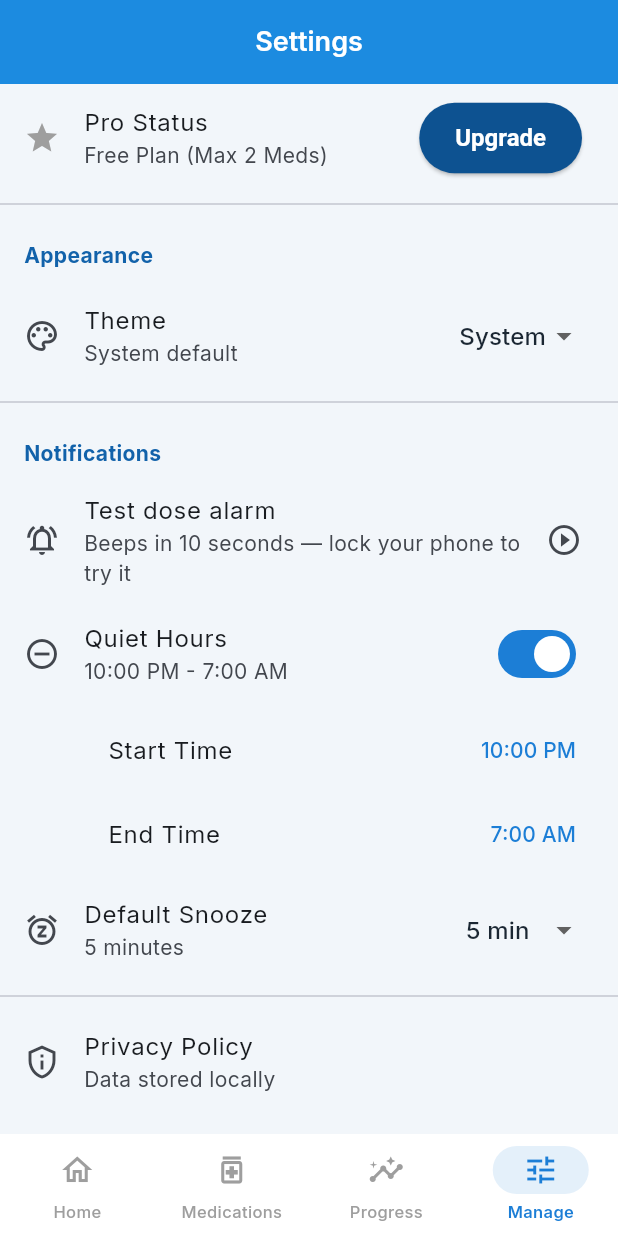
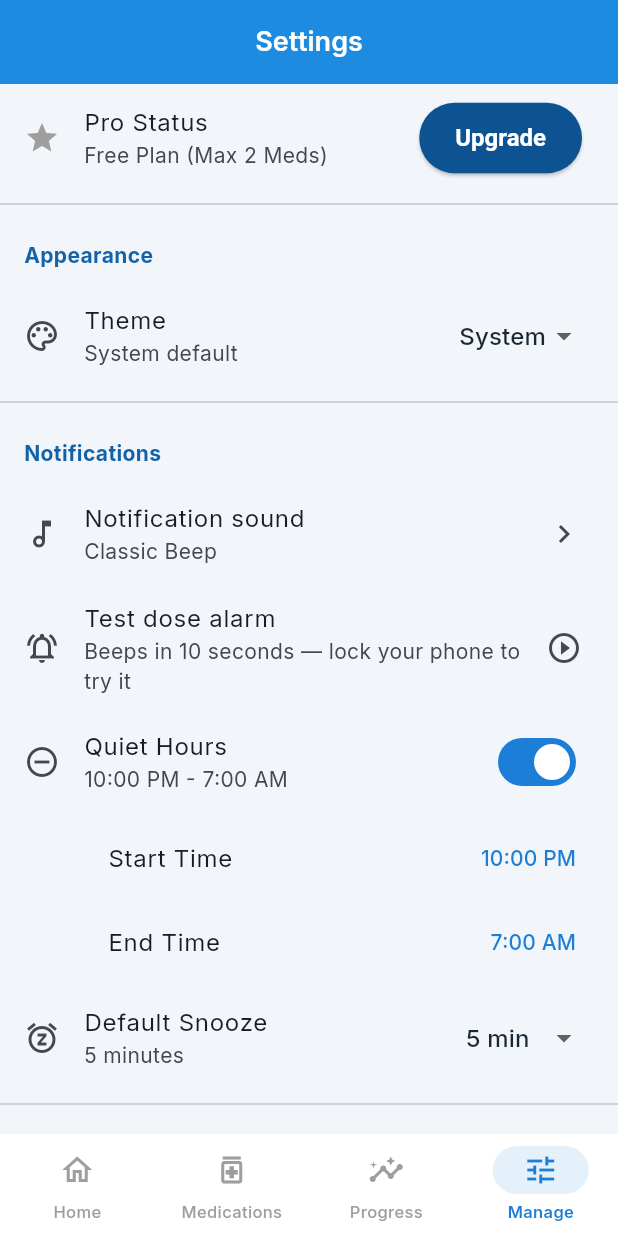
Before and after one commit to Hubert24hrs/DoseTime, a Flutter app: the SettingsScreen screen opened by its route, after a tap on "Quiet Hours", on a phone screen of 412 x 824 dp. Run offline on Flutter 3.47's test engine with Material 3 defaults, Android fonts, the phone set to English and light mode, and no system bars; our stand-ins replace animate_do, firebase_analytics, firebase_core, firebase_crashlytics, fl_chart, flutter_local_notifications and 14 more; missing offline and left inert: encrypt, purchases_flutter; accounts and stored records are empty; network calls fail; statements that could not run were skipped.

Commit message:
Add notification sound picker with original alarm tones
- Eight original alarm tones (Classic Beep, Pill Shaker, Digital Alarm,
  Gentle Chime, Rising Tone, Soft Bell, Heartbeat, Morning Birds)
- Manage > Notifications > Notification sound: tile strip plus list with
  tap-to-preview and Save; alarms are rescheduled on the chosen tone
- Each tone gets its own alarm channel (Android channels can't change
  sound); the alarm screen loops the selected tone

Co-Authored-By: Claude Opus 5.5 <noreply@anthropic.com>

```diff
--- a/lib/core/router/app_router.dart
+++ b/lib/core/router/app_router.dart
@@ -14,6 +14,7 @@ import 'package:dose_time/features/history/presentation/screens/history_screen.d
 import 'package:dose_time/features/history/presentation/screens/adherence_insights_screen.dart';
 import 'package:dose_time/features/settings/services/settings_service.dart';
 import 'package:dose_time/features/reminders/presentation/alarm_screen.dart';
+import 'package:dose_time/features/settings/presentation/screens/alarm_sound_screen.dart';
 import 'package:flutter/material.dart';
 import 'package:go_router/go_router.dart';
 import 'package:flutter_riverpod/flutter_riverpod.dart';
@@ -120,6 +121,11 @@ final routerProvider = Provider<GoRouter>((ref) {
                     ],
                   ),
                   GoRoute(
+                    path: 'sound',
+                    parentNavigatorKey: _rootNavigatorKey,
+                    builder: (context, state) => const AlarmSoundScreen(),
+                  ),
+                  GoRoute(
                     path: 'data',
                     parentNavigatorKey: _rootNavigatorKey,
                     builder: (context, state) => const DataManagementScreen(),
--- a/lib/features/reminders/presentation/alarm_screen.dart
+++ b/lib/features/reminders/presentation/alarm_screen.dart
@@ -31,7 +31,7 @@ class _AlarmScreenState extends ConsumerState<AlarmScreen> {
   @override
   void initState() {
     super.initState();
-    AlarmSound.start();
+    AlarmSound.start(sound: ref.read(settingsServiceProvider).alarmSound);
   }
 
   @override
--- a/lib/features/reminders/services/alarm_sound.dart
+++ b/lib/features/reminders/services/alarm_sound.dart
@@ -4,7 +4,7 @@ import 'dart:io' show Platform;
 import 'package:flutter/foundation.dart';
 import 'package:flutter/services.dart';
 
-/// Plays the looping dose beep while the alarm screen is open.
+/// Plays the looping dose alarm while the alarm screen is open.
 /// Backed by a MediaPlayer on the Android alarm stream (see MainActivity.kt).
 class AlarmSound {
   AlarmSound._();
@@ -12,18 +12,29 @@ class AlarmSound {
   static const MethodChannel _channel = MethodChannel('dosetime/alarm');
   static Timer? _vibrateTimer;
 
-  static Future<void> start() async {
+  /// Starts looping [sound] (an alarm tone id) and vibrating.
+  static Future<void> start({String? sound}) async {
     if (kIsWeb || !Platform.isAndroid) {
       _startVibration();
       return;
     }
     try {
       await _channel.invokeMethod('clearShownAlarms');
-      await _channel.invokeMethod('startBeep');
+      await _channel.invokeMethod('startBeep', {'sound': sound});
     } catch (e) {
       debugPrint('AlarmSound: failed to start beep: $e');
     }
     _startVibration();
+  }
+
+  /// Plays [sound] once (sound picker preview).
+  static Future<void> preview(String sound) async {
+    if (kIsWeb || !Platform.isAndroid) return;
+    try {
+      await _channel.invokeMethod('previewSound', {'sound': sound});
+    } catch (e) {
+      debugPrint('AlarmSound: failed to preview $sound: $e');
+    }
   }
 
   static Future<void> stop() async {
--- /dev/null
+++ b/lib/features/reminders/services/alarm_tones.dart
@@ -0,0 +1,83 @@
+import 'package:flutter/material.dart';
+
+/// A selectable dose alarm sound. [id] is the Android raw resource name
+/// (android/app/src/main/res/raw/<id>.wav).
+class AlarmTone {
+  final String id;
+  final String name;
+  final String description;
+  final IconData icon;
+  final Color color;
+
+  const AlarmTone({
+    required this.id,
+    required this.name,
+    required this.description,
+    required this.icon,
+    required this.color,
+  });
+}
+
+const String defaultAlarmToneId = 'dose_beep';
+
+const List<AlarmTone> alarmTones = [
+  AlarmTone(
+    id: 'dose_beep',
+    name: 'Classic Beep',
+    description: 'The triple beep you know — hard to miss.',
+    icon: Icons.notifications_active,
+    color: Color(0xFF1C7ED6),
+  ),
+  AlarmTone(
+    id: 'sound_shaker',
+    name: 'Pill Shaker',
+    description: 'A bottle of pills getting a good shake.',
+    icon: Icons.medication,
+    color: Color(0xFF26A69A),
+  ),
+  AlarmTone(
+    id: 'sound_digital',
+    name: 'Digital Alarm',
+    description: 'Fast double beeps, like a bedside clock.',
+    icon: Icons.alarm,
+    color: Color(0xFFE5484D),
+  ),
+  AlarmTone(
+    id: 'sound_chime',
+    name: 'Gentle Chime',
+    description: 'Three soft rising notes. Calm but clear.',
+    icon: Icons.music_note,
+    color: Color(0xFF8E4EC6),
+  ),
+  AlarmTone(
+    id: 'sound_rising',
+    name: 'Rising Tone',
+    description: 'Upward sweeps that build your attention.',
+    icon: Icons.trending_up,
+    color: Color(0xFFF5A524),
+  ),
+  AlarmTone(
+    id: 'sound_bell',
+    name: 'Soft Bell',
+    description: 'One warm bell strike that rings out.',
+    icon: Icons.notifications_none,
+    color: Color(0xFF3E63DD),
+  ),
+  AlarmTone(
+    id: 'sound_pulse',
+    name: 'Heartbeat',
+    description: 'A low double thump — easy on the ears at night.',
+    icon: Icons.favorite,
+    color: Color(0xFFD6409F),
+  ),
+  AlarmTone(
+    id: 'sound_birds',
+    name: 'Morning Birds',
+    description: 'Bright chirps for a cheerful reminder.',
+    icon: Icons.flutter_dash,
+    color: Color(0xFF30A46C),
+  ),
+];
+
+AlarmTone alarmToneById(String? id) =>
+    alarmTones.firstWhere((t) => t.id == id, orElse: () => alarmTones.first);
--- a/lib/features/reminders/services/notification_service.dart
+++ b/lib/features/reminders/services/notification_service.dart
@@ -1,7 +1,9 @@
 import 'dart:async';
 import 'dart:io' show Platform;
 import 'dart:typed_data';
+import 'package:dose_time/features/reminders/services/alarm_tones.dart';
 import 'package:flutter_timezone/flutter_timezone.dart';
+import 'package:shared_preferences/shared_preferences.dart';
 
 import 'package:flutter/foundation.dart';
 import 'package:flutter/material.dart';
@@ -10,10 +12,10 @@ import 'package:permission_handler/permission_handler.dart';
 import 'package:timezone/data/latest_all.dart' as tz;
 import 'package:timezone/timezone.dart' as tz;
 
-/// Channel used for dose alarms. Android channels are immutable once created,
-/// so the id is versioned whenever the sound/importance changes.
-const String doseAlarmChannelId = 'dose_alarm_v2';
+/// Dose alarm channels are named per tone because Android channels can't
+/// change their sound after creation: "dose_alarm_<toneId>".
 const String doseAlarmChannelName = 'Dose Alarms';
+String doseAlarmChannelId(String toneId) => 'dose_alarm_$toneId';
 
 /// Payload helpers: reminders carry "dose|<medId>|<HH:mm>" so a tap can open
 /// the alarm screen for the right time slot.
@@ -41,6 +43,10 @@ class NotificationService {
 
   bool _isInitialized = false;
   bool _launchConsumed = false;
+  String _alarmTone = defaultAlarmToneId;
+
+  /// Tone id used by dose alarms (see alarm_tones.dart).
+  String get alarmTone => _alarmTone;
 
   /// Notification taps and action button presses while the app is running.
   static final StreamController<NotificationResponse> _responses =
@@ -70,6 +76,13 @@ class NotificationService {
   /// Initialize the notification service
   Future<void> initialize() async {
     if (_isInitialized) return;
+
+    try {
+      final prefs = await SharedPreferences.getInstance();
+      _alarmTone = alarmToneById(prefs.getString('alarm_sound')).id;
+    } catch (e) {
+      debugPrint('NotificationService: could not read alarm tone: $e');
+    }
 
     tz.initializeTimeZones();
     try {
@@ -178,19 +191,26 @@ class NotificationService {
         // Older builds used a channel without the custom beep; remove it so
         // users only see the current alarm channel.
         await androidPlugin?.deleteNotificationChannel('medication_reminders');
+        await androidPlugin?.deleteNotificationChannel('dose_alarm_v2');
         await androidPlugin?.deleteNotificationChannel('general');
+      }
+      // Only the selected tone's channel should exist.
+      for (final tone in alarmTones) {
+        if (tone.id != _alarmTone) {
+          await androidPlugin?.deleteNotificationChannel(doseAlarmChannelId(tone.id));
+        }
       }
 
       // Alarm channel: plays the looping dose beep on the alarm stream so it
       // is audible even when media volume is muted.
       await androidPlugin?.createNotificationChannel(
         AndroidNotificationChannel(
-          doseAlarmChannelId,
+          doseAlarmChannelId(_alarmTone),
           doseAlarmChannelName,
           description: 'Beeping alarms when it is time to take a dose',
           importance: Importance.max,
           playSound: true,
-          sound: const RawResourceAndroidNotificationSound('dose_beep'),
+          sound: RawResourceAndroidNotificationSound(_alarmTone),
           enableVibration: true,
           showBadge: true,
           enableLights: true,
@@ -210,6 +230,13 @@ class NotificationService {
         ),
       );
     }
+  }
+
+  /// Switch dose alarms to [toneId]. Callers must reschedule pending alarms
+  /// (ReminderScheduler.syncAll) so they use the new channel.
+  Future<void> setAlarmTone(String toneId) async {
+    _alarmTone = alarmToneById(toneId).id;
+    await _createNotificationChannels();
   }
 
   /// Get local timezone
@@ -301,13 +328,13 @@ class NotificationService {
   NotificationDetails _alarmDetails(String body) {
     return NotificationDetails(
       android: AndroidNotificationDetails(
-        doseAlarmChannelId,
+        doseAlarmChannelId(_alarmTone),
         doseAlarmChannelName,
         channelDescription: 'Beeping alarms when it is time to take a dose',
         importance: Importance.max,
         priority: Priority.max,
         playSound: true,
-        sound: const RawResourceAndroidNotificationSound('dose_beep'),
+        sound: RawResourceAndroidNotificationSound(_alarmTone),
         enableVibration: true,
         vibrationPattern: Int64List.fromList([0, 800, 400, 800, 400, 800]),
         category: AndroidNotificationCategory.alarm,
--- a/lib/features/settings/presentation/screens/settings_screen.dart
+++ b/lib/features/settings/presentation/screens/settings_screen.dart
@@ -4,6 +4,7 @@ import 'package:dose_time/features/reminders/services/notification_service.dart'
 import 'package:dose_time/features/settings/services/settings_service.dart';
 import 'package:dose_time/features/settings/presentation/providers/theme_provider.dart';
 import 'package:dose_time/core/services/data_export_service.dart';
+import 'package:dose_time/features/reminders/services/alarm_tones.dart';
 import 'package:flutter/material.dart';
 import 'package:flutter_riverpod/flutter_riverpod.dart';
 import 'package:go_router/go_router.dart';
@@ -68,6 +69,16 @@ class _SettingsScreenState extends ConsumerState<SettingsScreen> {
 
           // Notification Settings Section
           _buildSectionHeader('Notifications'),
+          ListTile(
+            leading: const Icon(Icons.music_note_outlined),
+            title: const Text('Notification sound'),
+            subtitle: Text(alarmToneById(settings.alarmSound).name),
+            trailing: const Icon(Icons.chevron_right),
+            onTap: () async {
+              await context.push('/settings/sound');
+              if (mounted) setState(() {});
+            },
+          ),
           ListTile(
             leading: const Icon(Icons.notifications_active_outlined),
             title: const Text('Test dose alarm'),
--- a/lib/features/settings/services/settings_service.dart
+++ b/lib/features/settings/services/settings_service.dart
@@ -40,6 +40,10 @@ class SettingsService {
   // Notification settings
   int get defaultSnoozeDuration => _prefs.getInt('snooze_duration') ?? 5; // minutes
   Future<void> setDefaultSnoozeDuration(int minutes) => _prefs.setInt('snooze_duration', minutes);
+
+  /// Raw resource name of the dose alarm sound (see alarm_tones.dart).
+  String get alarmSound => _prefs.getString('alarm_sound') ?? 'dose_beep';
+  Future<void> setAlarmSound(String id) => _prefs.setString('alarm_sound', id);
 
   bool get quietHoursEnabled => _prefs.getBool('quiet_hours_enabled') ?? false;
   Future<void> setQuietHoursEnabled(bool value) => _prefs.setBool('quiet_hours_enabled', value);
```
Also changed, not shown: lib/features/settings/presentation/screens/alarm_sound_screen.dart (added, +136 -0 lines), 9 other files.
